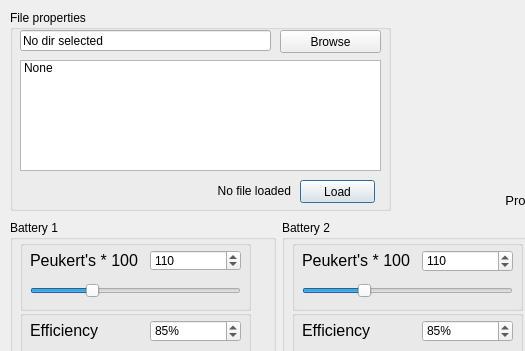
Qt form mainwindow.ui (Flawededge/EzGraphData) before a commit; both pictures show x 0 to 525 and y 0 to 351 of the 1072 by 442 pixel window.
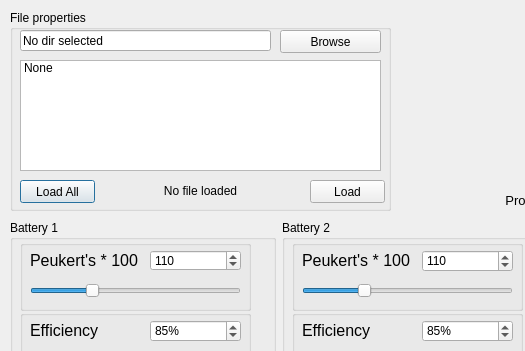
The same form after that commit.

```diff
--- a/mainwindow.ui
+++ b/mainwindow.ui
@@ -90,9 +90,9 @@
    <widget class="QLabel" name="loadStatus">
     <property name="geometry">
      <rect>
-      <x>10</x>
+         <x>90</x>
       <y>170</y>
-      <width>271</width>
+         <width>201</width>
       <height>21</height>
      </rect>
     </property>
@@ -100,13 +100,26 @@
      <string>No file loaded</string>
     </property>
     <property name="alignment">
-     <set>Qt::AlignRight|Qt::AlignTrailing|Qt::AlignVCenter</set>
+        <set>Qt::AlignCenter</set>
+    </property>
+   </widget>
+      <widget class="QPushButton" name="loadAllButton">
+          <property name="geometry">
+              <rect>
+                  <x>10</x>
+                  <y>170</y>
+                  <width>75</width>
+                  <height>23</height>
+              </rect>
+          </property>
+          <property name="text">
+              <string>Load All</string>
     </property>
    </widget>
    <widget class="QPushButton" name="loadButton">
     <property name="geometry">
      <rect>
-      <x>290</x>
+         <x>300</x>
       <y>170</y>
       <width>75</width>
       <height>23</height>
```
